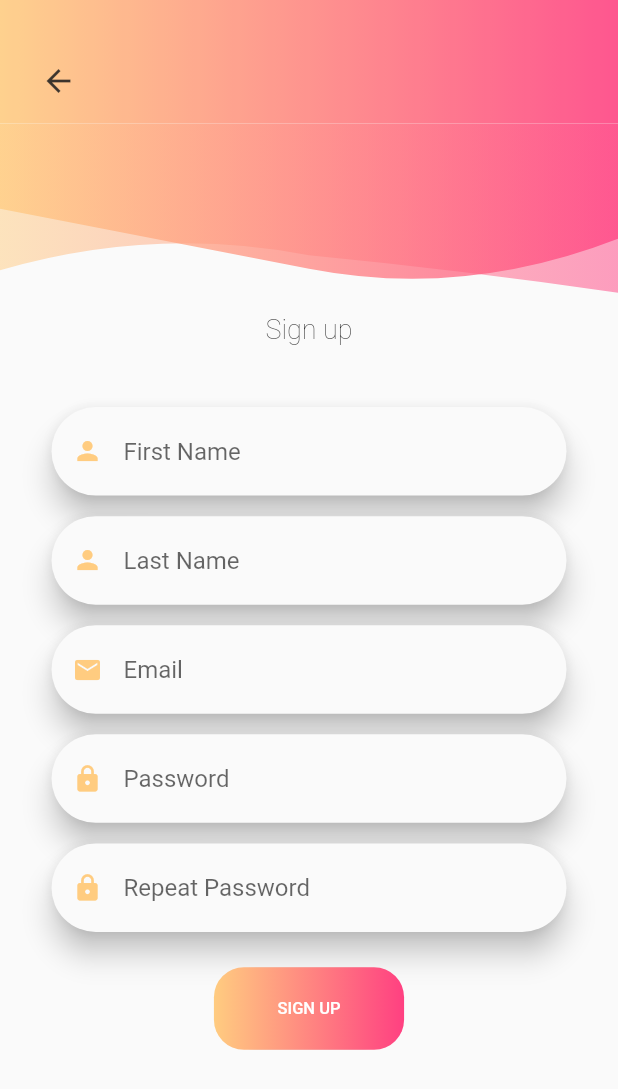
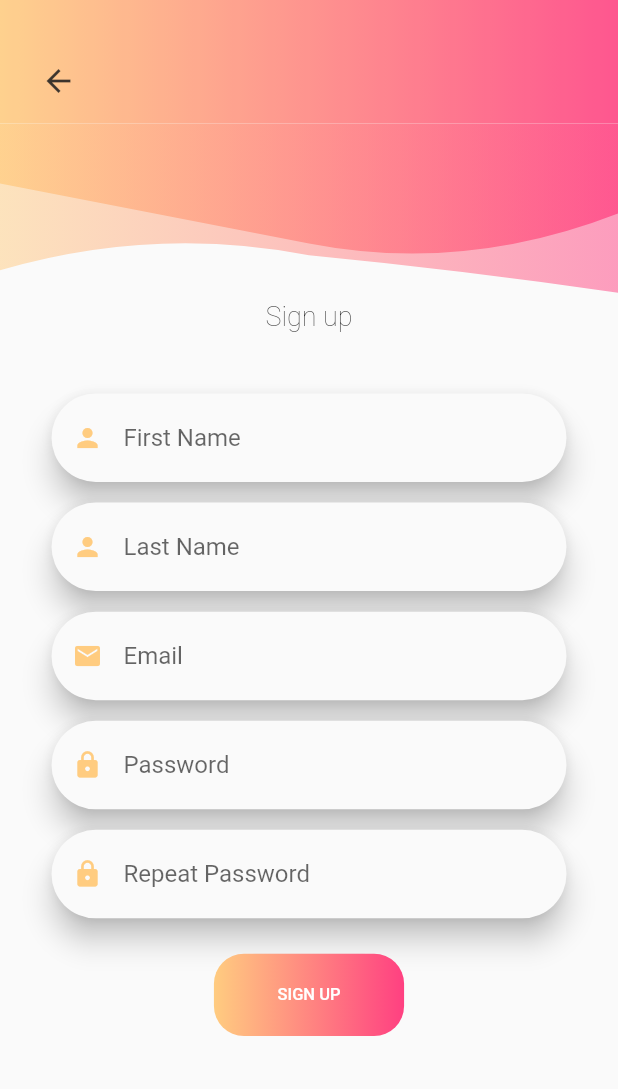
Before and after one commit to TahaChaouch1994/SafeMapFlutter, a Flutter app: the screen it shows after launch, after a tap on "Sign up", on a phone screen of 412 x 824 dp. Shown: the top 1089 px of the screen. Run offline on Flutter 3.47's test engine with Material 2 defaults, Android fonts, the phone set to English and light mode, and no system bars.

Commit message:
just simple things

```diff
--- a/lib/ui/signin.dart
+++ b/lib/ui/signin.dart
@@ -241,7 +241,7 @@ class _SignInScreenState extends State<SignInScreen> {
                 transitionsBuilder:(context, animation, secondaryAnimation, child){
                   animation=CurvedAnimation(parent: animation, curve: Curves.elasticInOut);
                   return ScaleTransition(
-                    alignment: Alignment.center,
+                    alignment: Alignment.centerLeft,
                     scale: animation,
                     child: child,
                   );
--- a/lib/ui/signup.dart
+++ b/lib/ui/signup.dart
@@ -67,7 +67,7 @@ class _SignUpScreenState extends State<SignUpScreen> {
           child: ClipPath(
             clipper: CustomShapeClipper(),
             child: Container(
-              height:_large? _height/9 : (_medium? _height/6.75 : _height/6.5),
+              height:_large? _height/9 : (_medium? _height/7.75 : _height/7.5),
               decoration: BoxDecoration(
                 gradient: LinearGradient(
                   colors: [Colors.orange[200], Colors.pinkAccent],
```
Also changed, not shown: pubspec.lock.
